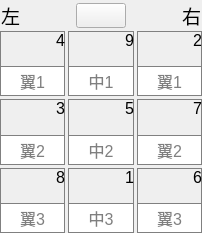
Before: the Qt Designer form linggui_custom.ui in pejoypan/ZiWuLiuZhu, drawn with Qt 5.
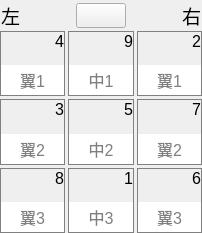
After: the same form once the commit is applied. Icons and pictures are not drawn.

Patch:
```diff
--- a/linggui_custom.ui
+++ b/linggui_custom.ui
@@ -161,16 +161,16 @@
         </property>
         <layout class="QVBoxLayout" name="verticalLayout_10">
          <property name="leftMargin">
-          <number>0</number>
+          <number>1</number>
          </property>
          <property name="topMargin">
-          <number>0</number>
+          <number>1</number>
          </property>
          <property name="rightMargin">
-          <number>0</number>
+          <number>1</number>
          </property>
          <property name="bottomMargin">
-          <number>0</number>
+          <number>1</number>
          </property>
          <item>
           <widget class="QLabel" name="label_19">
@@ -203,6 +203,9 @@
              <pointsize>12</pointsize>
             </font>
            </property>
+           <property name="styleSheet">
+            <string notr="true">border: 0px</string>
+           </property>
            <property name="alignment">
             <set>Qt::AlignmentFlag::AlignCenter</set>
            </property>
@@ -221,16 +224,16 @@
         </property>
         <layout class="QVBoxLayout" name="verticalLayout_2">
          <property name="leftMargin">
-          <number>0</number>
+          <number>1</number>
          </property>
          <property name="topMargin">
-          <number>0</number>
+          <number>1</number>
          </property>
          <property name="rightMargin">
-          <number>0</number>
+          <number>1</number>
          </property>
          <property name="bottomMargin">
-          <number>0</number>
+          <number>1</number>
          </property>
          <item>
           <widget class="QLabel" name="label_3">
@@ -263,6 +266,9 @@
              <pointsize>12</pointsize>
             </font>
            </property>
+           <property name="styleSheet">
+            <string notr="true">border: 0px</string>
+           </property>
            <property name="alignment">
             <set>Qt::AlignmentFlag::AlignCenter</set>
            </property>
@@ -281,16 +287,16 @@
         </property>
         <layout class="QVBoxLayout" name="verticalLayout_3">
          <property name="leftMargin">
-          <number>0</number>
+          <number>1</number>
          </property>
          <property name="topMargin">
-          <number>0</number>
+          <number>1</number>
          </property>
          <property name="rightMargin">
-          <number>0</number>
+          <number>1</number>
          </property>
          <property name="bottomMargin">
-          <number>0</number>
+          <number>1</number>
          </property>
          <item>
           <widget class="QLabel" name="label_5">
@@ -323,6 +329,9 @@
              <pointsize>12</pointsize>
             </font>
            </property>
+           <property name="styleSheet">
+            <string notr="true">border: 0px</string>
+           </property>
            <property name="alignment">
             <set>Qt::AlignmentFlag::AlignCenter</set>
            </property>
@@ -341,16 +350,16 @@
         </property>
         <layout class="QVBoxLayout" name="verticalLayout_4">
          <property name="leftMargin">
-          <number>0</number>
+          <number>1</number>
          </property>
          <property name="topMargin">
-          <number>0</number>
+          <number>1</number>
          </property>
          <property name="rightMargin">
-          <number>0</number>
+          <number>1</number>
          </property>
          <property name="bottomMargin">
-          <number>0</number>
+          <number>1</number>
          </property>
          <item>
           <widget class="QLabel" name="label_7">
@@ -383,6 +392,9 @@
              <pointsize>12</pointsize>
             </font>
            </property>
+           <property name="styleSheet">
+            <string notr="true">border: 0px</string>
+           </property>
            <property name="alignment">
             <set>Qt::AlignmentFlag::AlignCenter</set>
            </property>
@@ -401,16 +413,16 @@
         </property>
         <layout class="QVBoxLayout" name="verticalLayout_5">
          <property name="leftMargin">
-          <number>0</number>
+          <number>1</number>
          </property>
          <property name="topMargin">
-          <number>0</number>
+          <number>1</number>
          </property>
          <property name="rightMargin">
-          <number>0</number>
+          <number>1</number>
          </property>
          <property name="bottomMargin">
-          <number>0</number>
+          <number>1</number>
          </property>
          <item>
           <widget class="QLabel" name="label_9">
@@ -443,6 +455,9 @@
              <pointsize>12</pointsize>
             </font>
            </property>
+           <property name="styleSheet">
+            <string notr="true">border: 0px</string>
+           </property>
            <property name="alignment">
             <set>Qt::AlignmentFlag::AlignCenter</set>
            </property>
@@ -461,16 +476,16 @@
         </property>
         <layout class="QVBoxLayout" name="verticalLayout_6">
          <property name="leftMargin">
-          <number>0</number>
+          <number>1</number>
          </property>
          <property name="topMargin">
-          <number>0</number>
+          <number>1</number>
          </property>
          <property name="rightMargin">
-          <number>0</number>
+          <number>1</number>
          </property>
          <property name="bottomMargin">
-          <number>0</number>
+          <number>1</number>
          </property>
          <item>
           <widget class="QLabel" name="label_11">
@@ -503,6 +518,9 @@
              <pointsize>12</pointsize>
             </font>
            </property>
+           <property name="styleSheet">
+            <string notr="true">border: 0px</string>
+           </property>
            <property name="alignment">
             <set>Qt::AlignmentFlag::AlignCenter</set>
            </property>
@@ -521,16 +539,16 @@
         </property>
         <layout class="QVBoxLayout" name="verticalLayout_7">
          <property name="leftMargin">
-          <number>0</number>
+          <number>1</number>
          </property>
          <property name="topMargin">
-          <number>0</number>
+          <number>1</number>
          </property>
          <property name="rightMargin">
-          <number>0</number>
+          <number>1</number>
          </property>
          <property name="bottomMargin">
-          <number>0</number>
+          <number>1</number>
          </property>
          <item>
           <widget class="QLabel" name="label_13">
@@ -563,6 +581,9 @@
              <pointsize>12</pointsize>
             </font>
            </property>
+           <property name="styleSheet">
+            <string notr="true">border: 0px</string>
+           </property>
            <property name="alignment">
             <set>Qt::AlignmentFlag::AlignCenter</set>
            </property>
@@ -581,16 +602,16 @@
         </property>
         <layout class="QVBoxLayout" name="verticalLayout_8">
          <property name="leftMargin">
-          <number>0</number>
+          <number>1</number>
          </property>
          <property name="topMargin">
-          <number>0</number>
+          <number>1</number>
          </property>
          <property name="rightMargin">
-          <number>0</number>
+          <number>1</number>
          </property>
          <property name="bottomMargin">
-          <number>0</number>
+          <number>1</number>
          </property>
          <item>
           <widget class="QLabel" name="label_15">
@@ -623,6 +644,9 @@
              <pointsize>12</pointsize>
             </font>
            </property>
+           <property name="styleSheet">
+            <string notr="true">border: 0px</string>
+           </property>
            <property name="alignment">
             <set>Qt::AlignmentFlag::AlignCenter</set>
            </property>
@@ -641,16 +665,16 @@
         </property>
         <layout class="QVBoxLayout" name="verticalLayout_9">
          <property name="leftMargin">
-          <number>0</number>
+          <number>1</number>
          </property>
          <property name="topMargin">
-          <number>0</number>
+          <number>1</number>
          </property>
          <property name="rightMargin">
-          <number>0</number>
+          <number>1</number>
          </property>
          <property name="bottomMargin">
-          <number>0</number>
+          <number>1</number>
          </property>
          <item>
           <widget class="QLabel" name="label_17">
@@ -683,6 +707,9 @@
              <pointsize>12</pointsize>
             </font>
            </property>
+           <property name="styleSheet">
+            <string notr="true">border: 0px</string>
+           </property>
            <property name="alignment">
             <set>Qt::AlignmentFlag::AlignCenter</set>
            </property>
```
